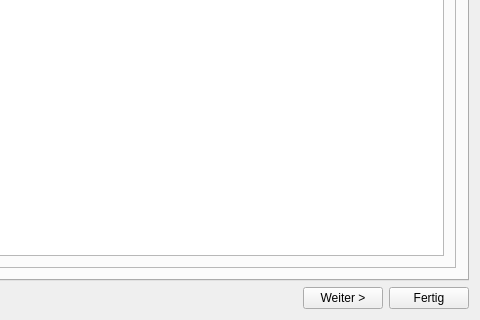
Above: dataimportdialog.ui from TecStylos/MMJODB before the change; both pictures show x 605 to 1085 and y 506 to 826 of the 1085 by 826 pixel window. Below: the same form after it.
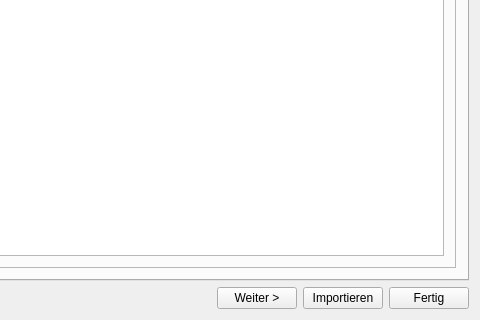
That is the form after the change. The open tabs and pages were chosen to show the change.

Commit message: More data import :D

Diff of the .ui file:
```diff
--- a/dataimportdialog.ui
+++ b/dataimportdialog.ui
@@ -43,6 +43,13 @@
        </property>
       </widget>
      </item>
+     <item>
+      <widget class="QPushButton" name="buttonImportData">
+       <property name="text">
+        <string>Importieren</string>
+       </property>
+      </widget>
+     </item>
      <item>
       <widget class="QPushButton" name="buttonDone">
        <property name="text">
```
Left out of the diff: 2 changed lines with no effect on the pictures. The commit also changes 15 other files.
